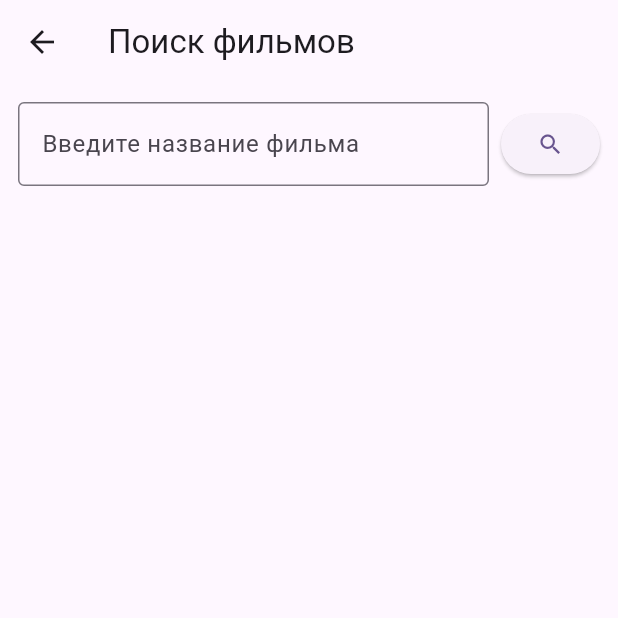
After one commit to arkasaa73-spec/reeldack, a Flutter app: the screen it shows after launch, after a tap on the "search" icon, on a phone screen of 412 x 824 dp, the top half of it. The commit adds this screen. Run offline on Flutter 3.47's test engine with Material 3 defaults, Android fonts, the phone set to English and light mode, and no system bars.

Commit message:
Lab 5: поиск фильмов через OMDb API (интерфейс, репозиторий, DTO)

```diff
--- a/lib/main.dart
+++ b/lib/main.dart
@@ -1,4 +1,5 @@
 import 'package:flutter/material.dart';
+import 'search_page.dart';
 
 void main() {
   runApp(const MyApp());
@@ -174,6 +175,18 @@ class _MovieListPageState extends State<MovieListPage> {
     return Scaffold(
       appBar: AppBar(
         title: const Text('Список фильмов'),
+        actions: [
+          // ЛАБА 5: переход на экран поиска сериалов через API
+          IconButton(
+            icon: const Icon(Icons.search),
+            onPressed: () {
+              Navigator.push(
+                context,
+                MaterialPageRoute(builder: (context) => const SearchPage()),
+              );
+            },
+          ),
+        ],
       ),
       body: ListView.builder(
         padding: const EdgeInsets.all(12),
@@ -211,7 +224,7 @@ class _MovieListPageState extends State<MovieListPage> {
                                 ),
                               ),
                             ),
-                            // Кнопка лайка — отдельная от общего onTap карточки,
+                            // Кнопка лайка - отдельная от общего onTap карточки,
                             // поэтому нажатие на неё не открывает детали
                             IconButton(
                               icon: Icon(
--- /dev/null
+++ b/lib/search_page.dart
@@ -0,0 +1,126 @@
+import 'package:flutter/material.dart';
+import 'show.dart';
+import 'show_repository.dart';
+
+// ==================================================
+// ЛАБА 5: экран поиска
+// ==================================================
+
+class SearchPage extends StatefulWidget {
+  const SearchPage({super.key});
+
+  @override
+  State<SearchPage> createState() => _SearchPageState();
+}
+
+class _SearchPageState extends State<SearchPage> {
+  // Зависим от интерфейса ShowRepository, а не от конкретного
+  // TvMazeShowRepository — так в будущем источник данных можно
+  // подменить одной строкой.
+  final ShowRepository _repository = OmdbShowRepository();
+  final TextEditingController _controller = TextEditingController();
+
+  List<Show> _results = [];
+  bool _isLoading = false;
+  String? _errorMessage;
+
+  Future<void> _search() async {
+    final query = _controller.text.trim();
+    if (query.isEmpty) return;
+
+    setState(() {
+      _isLoading = true;
+      _errorMessage = null;
+    });
+
+    try {
+      final results = await _repository.search(query);
+      setState(() {
+        _results = results;
+        _isLoading = false;
+      });
+    } catch (e) {
+      setState(() {
+        _errorMessage = 'Не удалось загрузить данные: $e';
+        _isLoading = false;
+      });
+    }
+  }
+
+  @override
+  void dispose() {
+    _controller.dispose();
+    super.dispose();
+  }
+
+  @override
+  Widget build(BuildContext context) {
+    return Scaffold(
+      appBar: AppBar(title: const Text('Поиск фильмов')),
+      body: Column(
+        children: [
+          Padding(
+            padding: const EdgeInsets.all(12),
+            child: Row(
+              children: [
+                Expanded(
+                  child: TextField(
+                    controller: _controller,
+                    decoration: const InputDecoration(
+                      hintText: 'Введите название фильма',
+                      border: OutlineInputBorder(),
+                    ),
+                    onSubmitted: (_) => _search(),
+                  ),
+                ),
+                const SizedBox(width: 8),
+                ElevatedButton(
+                  onPressed: _search,
+                  child: const Icon(Icons.search),
+                ),
+              ],
+            ),
+          ),
+          if (_isLoading) const Padding(
+            padding: EdgeInsets.all(16),
+            child: CircularProgressIndicator(),
+          ),
+          if (_errorMessage != null)
+            Padding(
+              padding: const EdgeInsets.all(12),
+              child: Text(
+                _errorMessage!,
+                style: const TextStyle(color: Colors.red),
+              ),
+            ),
+          Expanded(
+            child: ListView.builder(
+              itemCount: _results.length,
+              itemBuilder: (context, index) {
+                final show = _results[index];
+                return ListTile(
+                  leading: show.imageUrl != null
+                      ? Image.network(
+                          show.imageUrl!,
+                          width: 50,
+                          fit: BoxFit.cover,
+                        )
+                      : const Icon(Icons.tv, size: 40),
+                  title: Text(show.name),
+                  subtitle: Text(
+                    show.summary,
+                    maxLines: 2,
+                    overflow: TextOverflow.ellipsis,
+                  ),
+                  trailing: show.rating != null
+                      ? Text('⭐ ${show.rating}')
+                      : null,
+                );
+              },
+            ),
+          ),
+        ],
+      ),
+    );
+  }
+}
--- /dev/null
+++ b/lib/show.dart
@@ -0,0 +1,38 @@
+import 'show_dto.dart';
+
+// ==================================================
+// ЛАБА 5: доменная модель — то, чем пользуется UI
+// ==================================================
+//
+// В отличие от DTO, тут уже нет "мусора" из API — например,
+// вместо отдельного поля "Year" сразу формируем готовую для
+// показа строку описания.
+
+class Show {
+  final String id;
+  final String name;
+  final String summary;
+  final String? imageUrl;
+  final double? rating;
+
+  Show({
+    required this.id,
+    required this.name,
+    required this.summary,
+    this.imageUrl,
+    this.rating,
+  });
+
+  // Превращаем "сырой" DTO в чистую модель
+  factory Show.fromDto(ShowDto dto) {
+    final hasPoster = dto.posterUrl != null && dto.posterUrl != 'N/A';
+
+    return Show(
+      id: dto.imdbId,
+      name: dto.title,
+      summary: 'Год выпуска: ${dto.year}',
+      imageUrl: hasPoster ? dto.posterUrl : null,
+      rating: null, // OMDb отдаёт рейтинг только в отдельном запросе по id
+    );
+  }
+}
--- /dev/null
+++ b/lib/show_dto.dart
@@ -0,0 +1,35 @@
+// ==================================================
+// ЛАБА 5: DTO — "сырая" модель, повторяющая структуру ответа API
+// ==================================================
+//
+// DTO (Data Transfer Object) нужен, чтобы отделить формат данных
+// сервера от формата, которым пользуется наше приложение.
+// Если завтра API поменяет структуру ответа — менять придётся
+// только этот файл, а не весь проект.
+//
+// Формат ответа OMDb (поиск): каждый фильм в списке "Search"
+// выглядит так:
+// { "Title": "...", "Year": "...", "imdbID": "tt...", "Poster": "..." }
+
+class ShowDto {
+  final String imdbId;
+  final String title;
+  final String year;
+  final String? posterUrl;
+
+  ShowDto({
+    required this.imdbId,
+    required this.title,
+    required this.year,
+    this.posterUrl,
+  });
+
+  factory ShowDto.fromJson(Map<String, dynamic> json) {
+    return ShowDto(
+      imdbId: json['imdbID'] as String,
+      title: json['Title'] as String? ?? 'Без названия',
+      year: json['Year'] as String? ?? '?',
+      posterUrl: json['Poster'] as String?,
+    );
+  }
+}
--- a/pubspec.yaml
+++ b/pubspec.yaml
@@ -33,6 +33,7 @@ dependencies:
   # The following adds the Cupertino Icons font to your application.
   # Use with the CupertinoIcons class for iOS style icons.
   cupertino_icons: ^1.0.8
+  http: ^1.2.2
 
 dev_dependencies:
   flutter_test:
```
Also changed, not shown: lib/show_repository.dart (added, +65 -0 lines), pubspec.lock.
